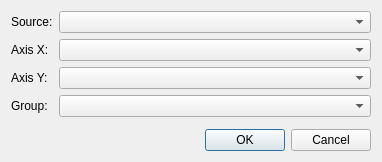
Old version of the form app/gui/PlotCreateDialog.ui in the repository GeorgievLab/CeCe.
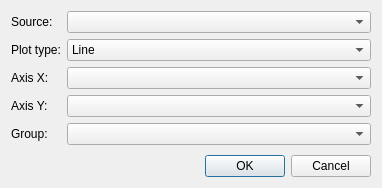
New version of the form.

Commit message: Added support for point plots.

Patch:
```diff
--- a/app/gui/PlotCreateDialog.ui
+++ b/app/gui/PlotCreateDialog.ui
@@ -7,7 +7,7 @@
     <x>0</x>
     <y>0</y>
     <width>382</width>
-    <height>162</height>
+    <height>188</height>
    </rect>
   </property>
   <property name="windowTitle">
@@ -29,7 +29,7 @@
      <item row="0" column="1">
       <widget class="QComboBox" name="comboBoxSource"/>
      </item>
-     <item row="1" column="0">
+     <item row="2" column="0">
       <widget class="QLabel" name="labelAxisX">
        <property name="text">
         <string>Axis X:</string>
@@ -39,10 +39,10 @@
        </property>
       </widget>
      </item>
-     <item row="1" column="1">
+     <item row="2" column="1">
       <widget class="QComboBox" name="comboBoxAxisX"/>
      </item>
-     <item row="2" column="0">
+     <item row="3" column="0">
       <widget class="QLabel" name="labelAxisY">
        <property name="text">
         <string>Axis Y:</string>
@@ -52,10 +52,10 @@
        </property>
       </widget>
      </item>
-     <item row="2" column="1">
+     <item row="3" column="1">
       <widget class="QComboBox" name="comboBoxAxisY"/>
      </item>
-     <item row="3" column="0">
+     <item row="4" column="0">
       <widget class="QLabel" name="labelGroup">
        <property name="text">
         <string>Group:</string>
@@ -65,9 +65,30 @@
        </property>
       </widget>
      </item>
-     <item row="3" column="1">
+     <item row="4" column="1">
       <widget class="QComboBox" name="comboBoxGroup"/>
      </item>
+     <item row="1" column="1">
+      <widget class="QComboBox" name="comboBoxType">
+       <item>
+        <property name="text">
+         <string>Line</string>
+        </property>
+       </item>
+       <item>
+        <property name="text">
+         <string>Point</string>
+        </property>
+       </item>
+      </widget>
+     </item>
+     <item row="1" column="0">
+      <widget class="QLabel" name="labelType">
+       <property name="text">
+        <string>Plot type:</string>
+       </property>
+      </widget>
+     </item>
     </layout>
    </item>
    <item>
```
The commit also changes 6 other files.
